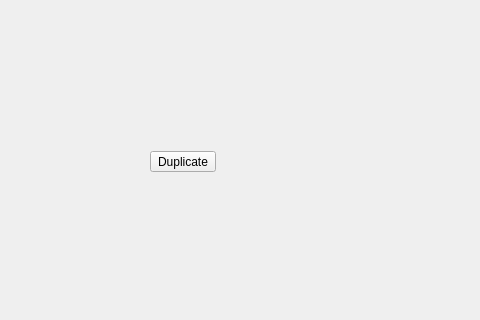
m3trik/Scripts_portable, file ui/duplicate_submenu.ui: the form before one commit; both pictures show x 120 to 600 and y 139 to 459 of the 600 by 600 pixel window.
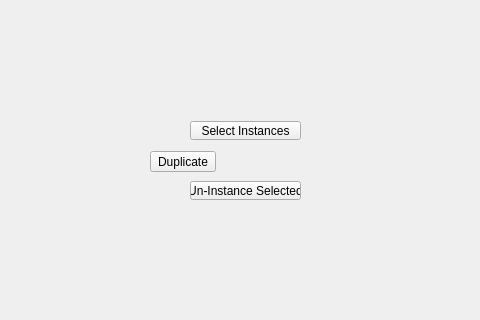
The form after the commit.

Patch:
```diff
--- a/ui/duplicate_submenu.ui
+++ b/ui/duplicate_submenu.ui
@@ -90,6 +90,86 @@
      <string>Duplicate</string>
     </property>
    </widget>
+   <widget class="QPushButton" name="b004">
+    <property name="geometry">
+     <rect>
+      <x>310</x>
+      <y>260</y>
+      <width>111</width>
+      <height>19</height>
+     </rect>
+    </property>
+    <property name="maximumSize">
+     <size>
+      <width>111</width>
+      <height>19</height>
+     </size>
+    </property>
+    <property name="toolTip">
+     <string>&lt;html&gt;&lt;head/&gt;&lt;body&gt;&lt;p&gt;Select objects that are an instance of the current selection.&lt;/p&gt;&lt;p&gt;If no user selection exists, function will select all instanced objects in the scene.&lt;/p&gt;&lt;/body&gt;&lt;/html&gt;</string>
+    </property>
+    <property name="text">
+     <string>Select Instances</string>
+    </property>
+    <property name="iconSize">
+     <size>
+      <width>18</width>
+      <height>18</height>
+     </size>
+    </property>
+    <property name="autoDefault">
+     <bool>false</bool>
+    </property>
+    <property name="default">
+     <bool>false</bool>
+    </property>
+    <property name="flat">
+     <bool>false</bool>
+    </property>
+    <property name="bnabled" stdset="0">
+     <bool>true</bool>
+    </property>
+   </widget>
+   <widget class="QPushButton" name="b005">
+    <property name="geometry">
+     <rect>
+      <x>310</x>
+      <y>320</y>
+      <width>111</width>
+      <height>19</height>
+     </rect>
+    </property>
+    <property name="maximumSize">
+     <size>
+      <width>111</width>
+      <height>19</height>
+     </size>
+    </property>
+    <property name="toolTip">
+     <string>Uninstance selected objects. (no selection is needed for 'all' flag)</string>
+    </property>
+    <property name="text">
+     <string>Un-Instance Selected</string>
+    </property>
+    <property name="iconSize">
+     <size>
+      <width>18</width>
+      <height>18</height>
+     </size>
+    </property>
+    <property name="autoDefault">
+     <bool>false</bool>
+    </property>
+    <property name="default">
+     <bool>false</bool>
+    </property>
+    <property name="flat">
+     <bool>false</bool>
+    </property>
+    <property name="bnabled" stdset="0">
+     <bool>true</bool>
+    </property>
+   </widget>
   </widget>
  </widget>
  <resources/>
```
